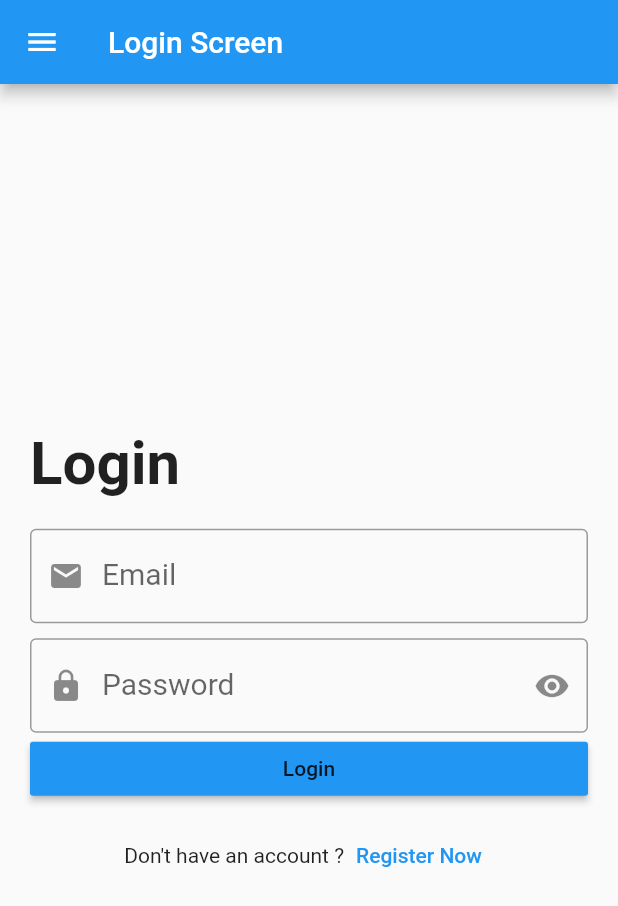
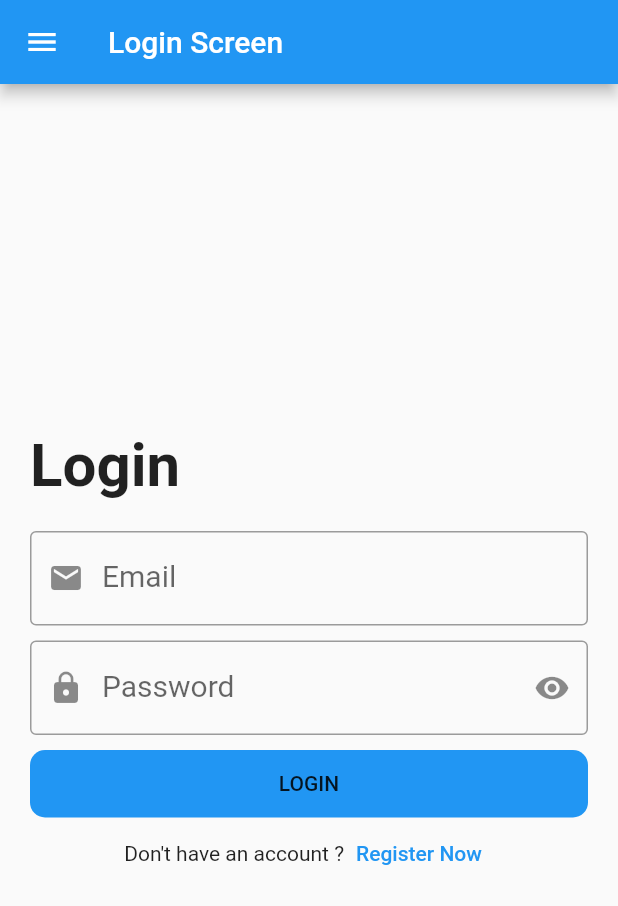
Before and after one commit to ahossny61/Flutter_training, a Flutter app: the LoginScreen screen opened directly, on a phone screen of 412 x 824 dp. Shown: the top 906 px of the screen. Run offline on Flutter 3.47's test engine with Material 2 defaults, Android fonts, the phone set to English and light mode, and no system bars; missing offline and left inert: dart:ffi.

Commit message:
Add Resuable components to My project

```diff
--- a/lib/main.dart
+++ b/lib/main.dart
@@ -1,9 +1,9 @@
 import 'package:flutter/material.dart';
-import 'package:train_step3/counter_screen.dart';
-import 'package:train_step3/home_screen.dart';
-import 'package:train_step3/login_screen.dart';
-import 'package:train_step3/messenger_screen.dart';
-import 'package:train_step3/user_screen.dart';
+import 'package:train_step3/modules/counter_screen.dart';
+import 'package:train_step3/modules/home_screen.dart';
+import 'package:train_step3/modules/login_screen.dart';
+import 'package:train_step3/modules/messenger_screen.dart';
+import 'package:train_step3/modules/user_screen.dart';
 
 void main() {
   MyApp app=MyApp();
@@ -17,7 +17,7 @@ class MyApp extends StatelessWidget{
   Widget build(BuildContext context) {
     return MaterialApp(
       //home:HomeScreen(),
-      home:CounterScreen()
+      home:LoginScreen()
     );
 
   }
--- /dev/null
+++ b/lib/models/user/user_model.dart
@@ -0,0 +1,11 @@
+
+class UserModel{
+  final int id;
+  final String name;
+  final String phone;
+  UserModel({
+    required this.id,
+    required this.name,
+    required this.phone,
+  });
+}
--- a/lib/login_screen.dart
+++ b/lib/modules/login_screen.dart
@@ -1,6 +1,7 @@
 import 'dart:ffi';
 
 import 'package:flutter/material.dart';
+import 'package:train_step3/shared/components/components.dart';
 
 class LoginScreen extends StatelessWidget{
   var emailController=TextEditingController();
@@ -65,20 +66,11 @@ class LoginScreen extends StatelessWidget{
                      color: Colors.blue
                    ),
                  ),
-                 Container(
-                   width: double.infinity,
-                   child: MaterialButton(onPressed: (){
-                     print(emailController.text+" + "+passController.text);
-                   },
-                   child: Text(
-                     'Login',
+                 SizedBox(
+                   height: 10.0,
+                 ),
+                 defaultButton(function: (){print(emailController);}, text: 'login',radius: 10.0),
 
-                   ),
-                   color: Colors.blue,),
-                 )
-                 , SizedBox(
-             height: 10.0,
-       ),
                  Row(
                    mainAxisAlignment: MainAxisAlignment.center,
                    children: [
--- a/lib/user_screen.dart
+++ b/lib/modules/user_screen.dart
@@ -1,17 +1,9 @@
 
 import 'package:flutter/cupertino.dart';
 import 'package:flutter/material.dart';
+import 'package:train_step3/models/user/user_model.dart';
 
-class UserModel{
-  final int id;
-  final String name;
-  final String phone;
-  UserModel({
-    required this.id,
-    required this.name,
-    required this.phone,
-});
-}
+
 class UserScreen extends StatelessWidget{
   List<UserModel>users=[
     UserModel(id: 1, name: 'Ahmed Hossny', phone: '12345'),
--- /dev/null
+++ b/lib/shared/components/components.dart
@@ -0,0 +1,25 @@
+
+import 'package:flutter/material.dart';
+
+Widget defaultButton({
+  double width=double.infinity,
+  double height=45.0,
+  Color color=Colors.blue,
+  required  void Function() function,
+  required String text,
+  double radius=0.0,
+
+})=> Container(
+  width: width,
+  height: height,
+  decoration: BoxDecoration(
+    borderRadius: BorderRadius.circular(radius),
+    color: color,
+  ),
+  child: MaterialButton(
+    onPressed:function,
+    child: Text(
+      text.toUpperCase(),
+    ),
+    ),
+);
```
Also changed, not shown: lib/modules/counter_screen.dart (renamed from lib/counter_screen.dart), lib/modules/home_screen.dart (renamed from lib/home_screen.dart), lib/modules/messenger_screen.dart (renamed from lib/messenger_screen.dart).
